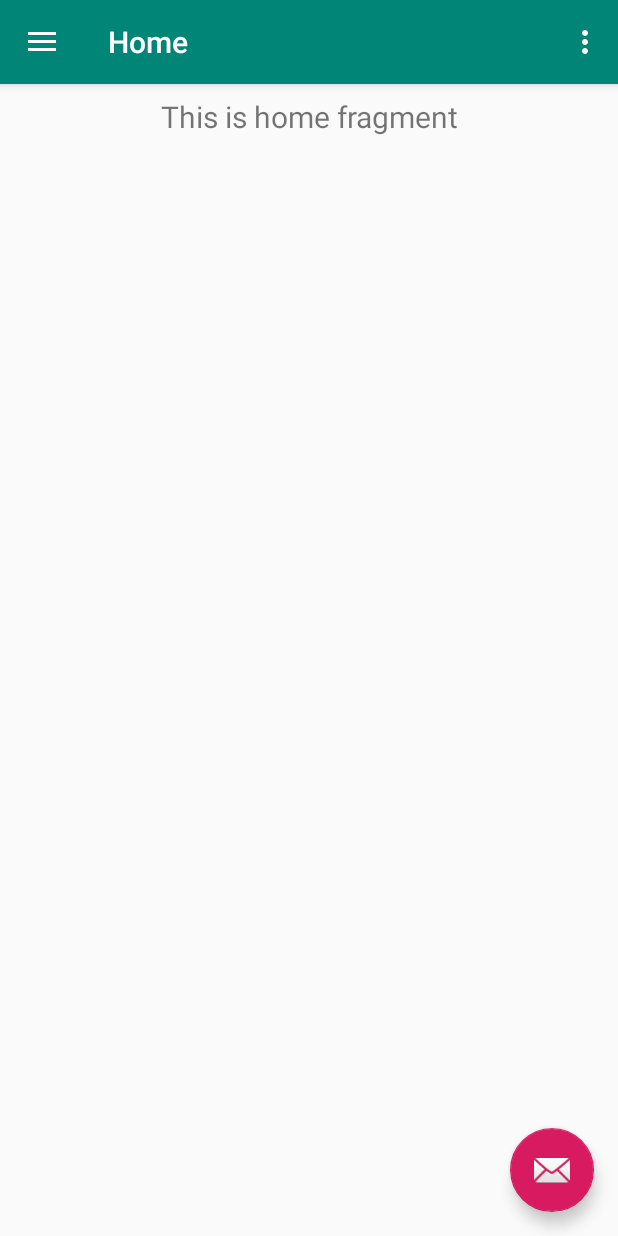
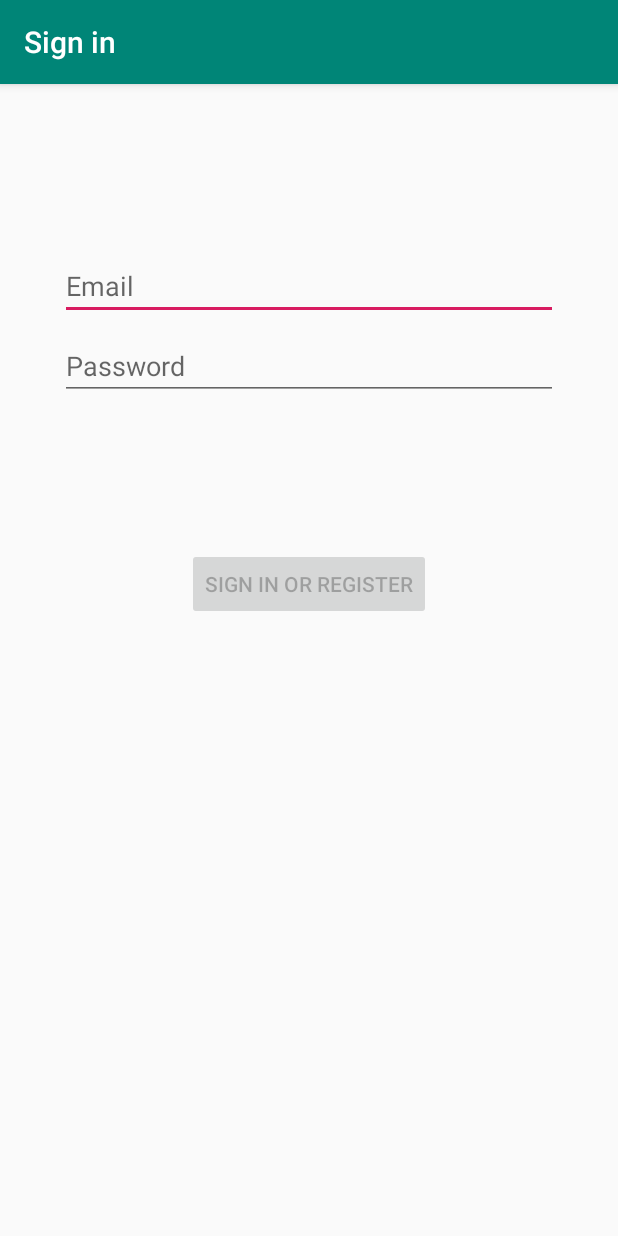
Before and after one commit to s-hliao/FBLA-Mobile-App-2019, an Android app: the screen it shows after launch (LoginActivity), on a phone screen of 412 x 824 dp. Run offline under Robolectric (Android 15) with nearby library versions, the phone set to English and light mode, and no system bars.

Commit message:
Added login activity

```diff
--- a/app/build.gradle
+++ b/app/build.gradle
@@ -28,6 +28,7 @@ dependencies {
     implementation 'androidx.navigation:navigation-fragment:2.0.0'
     implementation 'androidx.navigation:navigation-ui:2.0.0'
     implementation 'androidx.lifecycle:lifecycle-extensions:2.0.0'
+    implementation 'androidx.annotation:annotation:1.0.2'
     testImplementation 'junit:junit:4.12'
     androidTestImplementation 'androidx.test.ext:junit:1.1.0'
     androidTestImplementation 'androidx.test.espresso:espresso-core:3.1.1'
--- a/app/src/main/java/com/hg/mad/LoginActivity.java
+++ b/app/src/main/java/com/hg/mad/MainActivity.java
@@ -15,7 +15,7 @@ import androidx.appcompat.app.AppCompatActivity;
 import androidx.appcompat.widget.Toolbar;
 import android.view.Menu;
 
-public class LoginActivity extends AppCompatActivity {
+public class MainActivity extends AppCompatActivity {
 
     private AppBarConfiguration mAppBarConfiguration;
     @Override
--- /dev/null
+++ b/app/src/main/java/com/hg/mad/data/LoginRepository.java
@@ -0,0 +1,54 @@
+package com.hg.mad.data;
+
+import com.hg.mad.data.model.LoggedInUser;
+
+/**
+ * Class that requests authentication and user information from the remote data source and
+ * maintains an in-memory cache of login status and user credentials information.
+ */
+public class LoginRepository {
+
+    private static volatile LoginRepository instance;
+
+    private LoginDataSource dataSource;
+
+    // If user credentials will be cached in local storage, it is recommended it be encrypted
+    // @see https://developer.android.com/training/articles/keystore
+    private LoggedInUser user = null;
+
+    // private constructor : singleton access
+    private LoginRepository(LoginDataSource dataSource) {
+        this.dataSource = dataSource;
+    }
+
+    public static LoginRepository getInstance(LoginDataSource dataSource) {
+        if (instance == null) {
+            instance = new LoginRepository(dataSource);
+        }
+        return instance;
+    }
+
+    public boolean isLoggedIn() {
+        return user != null;
+    }
+
+    public void logout() {
+        user = null;
+        dataSource.logout();
+    }
+
+    private void setLoggedInUser(LoggedInUser user) {
+        this.user = user;
+        // If user credentials will be cached in local storage, it is recommended it be encrypted
+        // @see https://developer.android.com/training/articles/keystore
+    }
+
+    public Result<LoggedInUser> login(String username, String password) {
+        // handle login
+        Result<LoggedInUser> result = dataSource.login(username, password);
+        if (result instanceof Result.Success) {
+            setLoggedInUser(((Result.Success<LoggedInUser>) result).getData());
+        }
+        return result;
+    }
+}
--- /dev/null
+++ b/app/src/main/java/com/hg/mad/ui/login/LoginActivity.java
@@ -0,0 +1,131 @@
+package com.hg.mad.ui.login;
+
+import android.app.Activity;
+
+import androidx.lifecycle.Observer;
+import androidx.lifecycle.ViewModelProviders;
+
+import android.os.Bundle;
+
+import androidx.annotation.Nullable;
+import androidx.annotation.StringRes;
+import androidx.appcompat.app.AppCompatActivity;
+
+import android.text.Editable;
+import android.text.TextWatcher;
+import android.view.KeyEvent;
+import android.view.View;
+import android.view.inputmethod.EditorInfo;
+import android.widget.Button;
+import android.widget.EditText;
+import android.widget.ProgressBar;
+import android.widget.TextView;
+import android.widget.Toast;
+
+import com.hg.mad.R;
+import com.hg.mad.ui.login.LoginViewModel;
+import com.hg.mad.ui.login.LoginViewModelFactory;
+
+public class LoginActivity extends AppCompatActivity {
+
+    private LoginViewModel loginViewModel;
+
+    @Override
+    public void onCreate(Bundle savedInstanceState) {
+        super.onCreate(savedInstanceState);
+        setContentView(R.layout.activity_login);
+        loginViewModel = ViewModelProviders.of(this, new LoginViewModelFactory())
+                .get(LoginViewModel.class);
+
+        final EditText usernameEditText = findViewById(R.id.username);
+        final EditText passwordEditText = findViewById(R.id.password);
+        final Button loginButton = findViewById(R.id.login);
+        final ProgressBar loadingProgressBar = findViewById(R.id.loading);
+
+        loginViewModel.getLoginFormState().observe(this, new Observer<LoginFormState>() {
+            @Override
+            public void onChanged(@Nullable LoginFormState loginFormState) {
+                if (loginFormState == null) {
+                    return;
+                }
+                loginButton.setEnabled(loginFormState.isDataValid());
+                if (loginFormState.getUsernameError() != null) {
+                    usernameEditText.setError(getString(loginFormState.getUsernameError()));
+                }
+                if (loginFormState.getPasswordError() != null) {
+                    passwordEditText.setError(getString(loginFormState.getPasswordError()));
+                }
+            }
+        });
+
+        loginViewModel.getLoginResult().observe(this, new Observer<LoginResult>() {
+            @Override
+            public void onChanged(@Nullable LoginResult loginResult) {
+                if (loginResult == null) {
+                    return;
+                }
+                loadingProgressBar.setVisibility(View.GONE);
+                if (loginResult.getError() != null) {
+                    showLoginFailed(loginResult.getError());
+                }
+                if (loginResult.getSuccess() != null) {
+                    updateUiWithUser(loginResult.getSuccess());
+                }
+                setResult(Activity.RESULT_OK);
+
+                //Complete and destroy login activity once successful
+                finish();
+            }
+        });
+
+        TextWatcher afterTextChangedListener = new TextWatcher() {
+            @Override
+            public void beforeTextChanged(CharSequence s, int start, int count, int after) {
+                // ignore
+            }
+
+            @Override
+            public void onTextChanged(CharSequence s, int start, int before, int count) {
+                // ignore
+            }
+
+            @Override
+            public void afterTextChanged(Editable s) {
+                loginViewModel.loginDataChanged(usernameEditText.getText().toString(),
+                        passwordEditText.getText().toString());
+            }
+        };
+        usernameEditText.addTextChangedListener(afterTextChangedListener);
+        passwordEditText.addTextChangedListener(afterTextChangedListener);
+        passwordEditText.setOnEditorActionListener(new TextView.OnEditorActionListener() {
+
+            @Override
+            public boolean onEditorAction(TextView v, int actionId, KeyEvent event) {
+                if (actionId == EditorInfo.IME_ACTION_DONE) {
+                    loginViewModel.login(usernameEditText.getText().toString(),
+                            passwordEditText.getText().toString());
+                }
+                return false;
+            }
+        });
+
+        loginButton.setOnClickListener(new View.OnClickListener() {
+            @Override
+            public void onClick(View v) {
+                loadingProgressBar.setVisibility(View.VISIBLE);
+                loginViewModel.login(usernameEditText.getText().toString(),
+                        passwordEditText.getText().toString());
+            }
+        });
+    }
+
+    private void updateUiWithUser(LoggedInUserView model) {
+        String welcome = getString(R.string.welcome) + model.getDisplayName();
+        // TODO : initiate successful logged in experience
+        Toast.makeText(getApplicationContext(), welcome, Toast.LENGTH_LONG).show();
+    }
+
+    private void showLoginFailed(@StringRes Integer errorString) {
+        Toast.makeText(getApplicationContext(), errorString, Toast.LENGTH_SHORT).show();
+    }
+}
--- /dev/null
+++ b/app/src/main/java/com/hg/mad/ui/login/LoginViewModel.java
@@ -0,0 +1,70 @@
+package com.hg.mad.ui.login;
+
+import androidx.lifecycle.LiveData;
+import androidx.lifecycle.MutableLiveData;
+import androidx.lifecycle.ViewModel;
+
+import android.util.Patterns;
+
+import com.hg.mad.data.LoginRepository;
+import com.hg.mad.data.Result;
+import com.hg.mad.data.model.LoggedInUser;
+import com.hg.mad.R;
+
+public class LoginViewModel extends ViewModel {
+
+    private MutableLiveData<LoginFormState> loginFormState = new MutableLiveData<>();
+    private MutableLiveData<LoginResult> loginResult = new MutableLiveData<>();
+    private LoginRepository loginRepository;
+
+    LoginViewModel(LoginRepository loginRepository) {
+        this.loginRepository = loginRepository;
+    }
+
+    LiveData<LoginFormState> getLoginFormState() {
+        return loginFormState;
+    }
+
+    LiveData<LoginResult> getLoginResult() {
+        return loginResult;
+    }
+
+    public void login(String username, String password) {
+        // can be launched in a separate asynchronous job
+        Result<LoggedInUser> result = loginRepository.login(username, password);
+
+        if (result instanceof Result.Success) {
+            LoggedInUser data = ((Result.Success<LoggedInUser>) result).getData();
+            loginResult.setValue(new LoginResult(new LoggedInUserView(data.getDisplayName())));
+        } else {
+            loginResult.setValue(new LoginResult(R.string.login_failed));
+        }
+    }
+
+    public void loginDataChanged(String username, String password) {
+        if (!isUserNameValid(username)) {
+            loginFormState.setValue(new LoginFormState(R.string.invalid_username, null));
+        } else if (!isPasswordValid(password)) {
+            loginFormState.setValue(new LoginFormState(null, R.string.invalid_password));
+        } else {
+            loginFormState.setValue(new LoginFormState(true));
+        }
+    }
+
+    // A placeholder username validation check
+    private boolean isUserNameValid(String username) {
+        if (username == null) {
+            return false;
+        }
+        if (username.contains("@")) {
+            return Patterns.EMAIL_ADDRESS.matcher(username).matches();
+        } else {
+            return !username.trim().isEmpty();
+        }
+    }
+
+    // A placeholder password validation check
+    private boolean isPasswordValid(String password) {
+        return password != null && password.trim().length() > 5;
+    }
+}
--- /dev/null
+++ b/app/src/main/java/com/hg/mad/ui/login/LoginViewModelFactory.java
@@ -0,0 +1,26 @@
+package com.hg.mad.ui.login;
+
+import androidx.lifecycle.ViewModel;
+import androidx.lifecycle.ViewModelProvider;
+import androidx.annotation.NonNull;
+
+import com.hg.mad.data.LoginDataSource;
+import com.hg.mad.data.LoginRepository;
+
+/**
+ * ViewModel provider factory to instantiate LoginViewModel.
+ * Required given LoginViewModel has a non-empty constructor
+ */
+public class LoginViewModelFactory implements ViewModelProvider.Factory {
+
+    @NonNull
+    @Override
+    @SuppressWarnings("unchecked")
+    public <T extends ViewModel> T create(@NonNull Class<T> modelClass) {
+        if (modelClass.isAssignableFrom(LoginViewModel.class)) {
+            return (T) new LoginViewModel(LoginRepository.getInstance(new LoginDataSource()));
+        } else {
+            throw new IllegalArgumentException("Unknown ViewModel class");
+        }
+    }
+}
--- /dev/null
+++ b/app/src/main/res/layout/activity_login.xml
@@ -0,0 +1,78 @@
+<?xml version="1.0" encoding="utf-8"?>
+<androidx.constraintlayout.widget.ConstraintLayout xmlns:android="http://schemas.android.com/apk/res/android"
+    xmlns:app="http://schemas.android.com/apk/res-auto"
+    xmlns:tools="http://schemas.android.com/tools"
+    android:id="@+id/container"
+    android:layout_width="match_parent"
+    android:layout_height="match_parent"
+    android:paddingLeft="@dimen/activity_horizontal_margin"
+    android:paddingTop="@dimen/activity_vertical_margin"
+    android:paddingRight="@dimen/activity_horizontal_margin"
+    android:paddingBottom="@dimen/activity_vertical_margin"
+    tools:context=".ui.login.LoginActivity">
+
+    <EditText
+        android:id="@+id/username"
+        android:layout_width="0dp"
+        android:layout_height="wrap_content"
+        android:layout_marginStart="24dp"
+        android:layout_marginTop="96dp"
+        android:layout_marginEnd="24dp"
+
+        android:hint="@string/prompt_email"
+        android:inputType="textEmailAddress"
+        android:selectAllOnFocus="true"
+        app:layout_constraintEnd_toEndOf="parent"
+        app:layout_constraintStart_toStartOf="parent"
+        app:layout_constraintTop_toTopOf="parent" />
+
+    <EditText
+        android:id="@+id/password"
+        android:layout_width="0dp"
+        android:layout_height="wrap_content"
+        android:layout_marginStart="24dp"
+        android:layout_marginTop="8dp"
+        android:layout_marginEnd="24dp"
+
+        android:hint="@string/prompt_password"
+        android:imeActionLabel="@string/action_sign_in_short"
+        android:imeOptions="actionDone"
+        android:inputType="textPassword"
+        android:selectAllOnFocus="true"
+        app:layout_constraintEnd_toEndOf="parent"
+        app:layout_constraintStart_toStartOf="parent"
+        app:layout_constraintTop_toBottomOf="@+id/username" />
+
+    <Button
+        android:id="@+id/login"
+        android:layout_width="wrap_content"
+        android:layout_height="wrap_content"
+        android:layout_gravity="start"
+        android:layout_marginStart="48dp"
+        android:layout_marginTop="16dp"
+        android:layout_marginEnd="48dp"
+        android:layout_marginBottom="64dp"
+        android:enabled="false"
+        android:text="@string/action_sign_in"
+        app:layout_constraintBottom_toBottomOf="parent"
+        app:layout_constraintEnd_toEndOf="parent"
+        app:layout_constraintStart_toStartOf="parent"
+        app:layout_constraintTop_toBottomOf="@+id/password"
+        app:layout_constraintVertical_bias="0.2" />
+
+    <ProgressBar
+        android:id="@+id/loading"
+        android:layout_width="wrap_content"
+        android:layout_height="wrap_content"
+        android:layout_gravity="center"
+        android:layout_marginStart="32dp"
+        android:layout_marginTop="64dp"
+        android:layout_marginEnd="32dp"
+        android:layout_marginBottom="64dp"
+        android:visibility="gone"
+        app:layout_constraintBottom_toBottomOf="parent"
+        app:layout_constraintEnd_toEndOf="@+id/password"
+        app:layout_constraintStart_toStartOf="@+id/password"
+        app:layout_constraintTop_toTopOf="parent"
+        app:layout_constraintVertical_bias="0.3" />
+</androidx.constraintlayout.widget.ConstraintLayout>
--- a/app/src/main/res/layout/app_bar_main.xml
+++ b/app/src/main/res/layout/app_bar_main.xml
@@ -5,7 +5,7 @@
     xmlns:tools="http://schemas.android.com/tools"
     android:layout_width="match_parent"
     android:layout_height="match_parent"
-    tools:context=".LoginActivity">
+    tools:context=".MainActivity">
 
     <com.google.android.material.appbar.AppBarLayout
         android:layout_height="wrap_content"
--- a/app/src/main/res/values/strings.xml
+++ b/app/src/main/res/values/strings.xml
@@ -13,4 +13,14 @@
     <string name="menu_tools">Tools</string>
     <string name="menu_share">Share</string>
     <string name="menu_send">Send</string>
+    <string name="title_activity_login">Sign in</string>
+    <string name="prompt_email">Email</string>
+    <string name="prompt_password">Password</string>
+    <string name="action_sign_in">Sign in or register</string>
+    <string name="action_sign_in_short">Sign in</string>
+    <string name="welcome">"Welcome !"</string>
+    <string name="invalid_username">Not a valid username</string>
+    <string name="invalid_password">Password must be >5 characters</string>
+    <string name="login_failed">"Login failed"</string>
+
 </resources>
```
Also changed, not shown: app/src/main/AndroidManifest.xml (+9 -5 lines), app/src/main/java/com/hg/mad/data/LoginDataSource.java (added, +29 -0 lines), app/src/main/java/com/hg/mad/data/Result.java (added, +48 -0 lines), app/src/main/java/com/hg/mad/data/model/LoggedInUser.java (added, +23 -0 lines), app/src/main/java/com/hg/mad/ui/login/LoggedInUserView.java (added, +17 -0 lines), app/src/main/java/com/hg/mad/ui/login/LoginFormState.java (added, +40 -0 lines), app/src/main/java/com/hg/mad/ui/login/LoginResult.java (added, +31 -0 lines).
